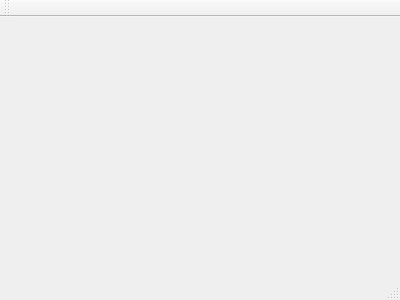
Qt form examples/VsTableWidget/mainwindow.ui (Gris87/Qt_FastTableWidget) before a commit.
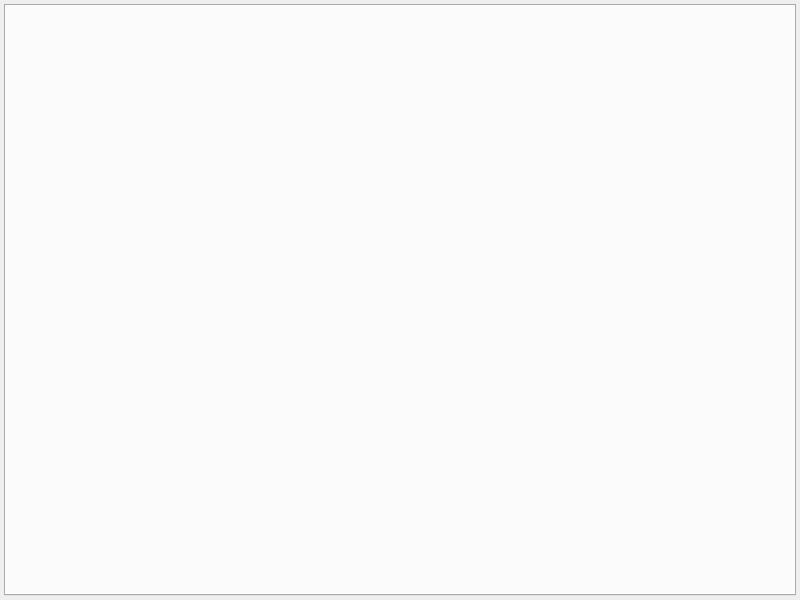
The same form after that commit.

Diff of the .ui file:
```diff
--- a/examples/VsTableWidget/mainwindow.ui
+++ b/examples/VsTableWidget/mainwindow.ui
@@ -1,24 +1,36 @@
 <ui version="4.0">
  <class>MainWindow</class>
- <widget class="QMainWindow" name="MainWindow" >
-  <property name="geometry" >
+ <widget class="QMainWindow" name="MainWindow">
+  <property name="geometry">
    <rect>
     <x>0</x>
     <y>0</y>
-    <width>400</width>
-    <height>300</height>
+    <width>800</width>
+    <height>600</height>
    </rect>
   </property>
   <property name="windowTitle" >
    <string>MainWindow</string>
   </property>
-  <widget class="QMenuBar" name="menuBar" />
-  <widget class="QToolBar" name="mainToolBar" />
-  <widget class="QWidget" name="centralWidget" />
-  <widget class="QStatusBar" name="statusBar" />
+  <widget class="QWidget" name="centralWidget">
+   <layout class="QHBoxLayout" name="mainHorizontalLayout">
+    <property name="spacing">
+     <number>4</number>
+    </property>
+    <property name="margin">
+     <number>4</number>
+    </property>
+    <item>
+     <widget class="QTabWidget" name="mainTabWidget">
+      <property name="currentIndex">
+       <number>-1</number>
+      </property>
+     </widget>
+    </item>
+   </layout>
+  </widget>
  </widget>
- <layoutDefault spacing="6" margin="11" />
- <pixmapfunction></pixmapfunction>
+ <layoutdefault spacing="6" margin="11"/>
  <resources/>
  <connections/>
 </ui>
```
Left out of the diff: 5 changed lines with no effect on the pictures.
